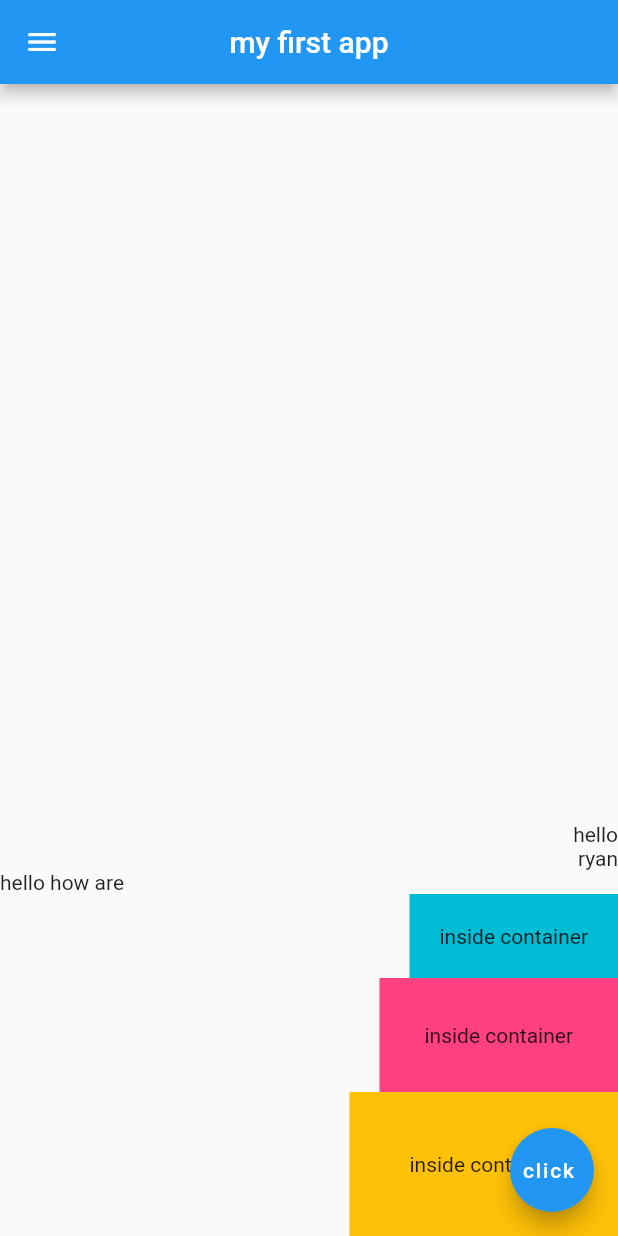
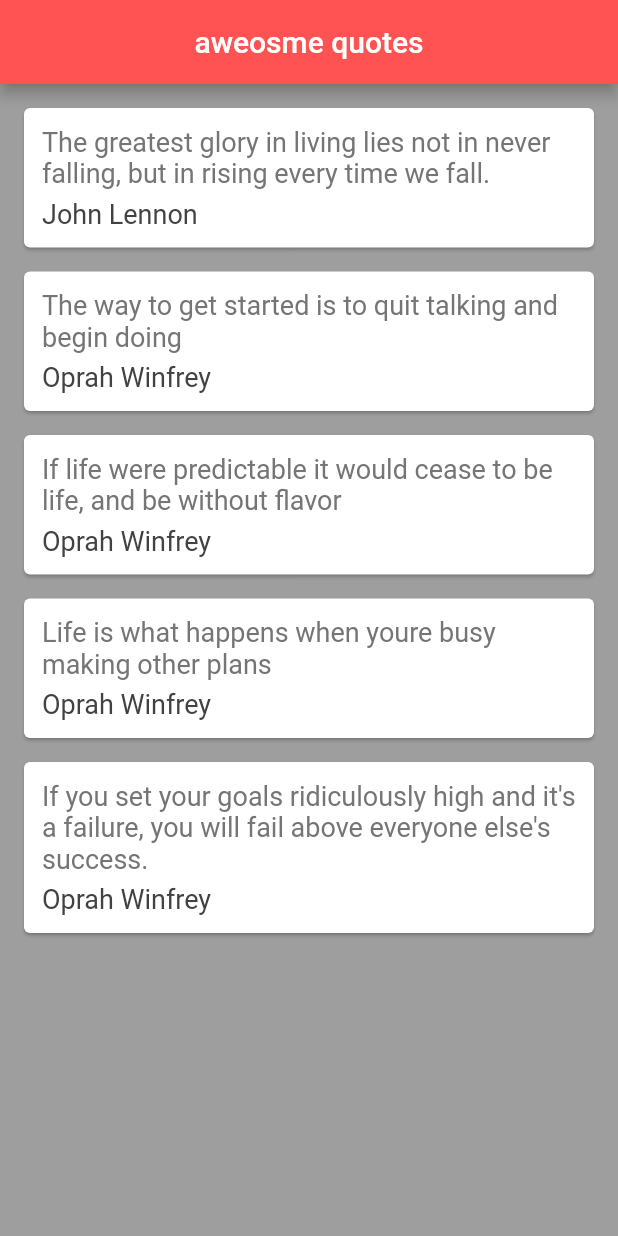
Before and after one commit to raheez/flutterbasics, a Flutter app: the screen it shows after launch, on a phone screen of 412 x 824 dp. Run offline on Flutter 3.47's test engine with Material 2 defaults, Android fonts, the phone set to English and light mode, and no system bars.

Commit message:
worked on list

```diff
--- a/lib/main.dart
+++ b/lib/main.dart
@@ -1,6 +1,76 @@
 import 'package:flutter/material.dart';
+import 'package:flutterbasics/choose_location.dart';
+import 'quote.dart';
 
-void main() => runApp(MaterialApp(home: Home()));
+void main() => runApp(MaterialApp
+  (
+    debugShowCheckedModeBanner: false,
+    home: QuoteList()));
+
+
+class QuoteList extends StatefulWidget{
+
+  @override
+  _QuoteListState createState() => _QuoteListState();
+}
+
+class _QuoteListState extends State<QuoteList>{
+
+  List<Quote> quotes = [
+    Quote(author: 'John Lennon', text: 'The greatest glory in living lies not in never falling, but in rising every time we fall. '),
+    Quote(author: 'Oprah Winfrey', text: 'The way to get started is to quit talking and begin doing'),
+    Quote(author: 'Oprah Winfrey', text: 'If life were predictable it would cease to be life, and be without flavor'),
+    Quote(author: 'Oprah Winfrey', text: 'Life is what happens when youre busy making other plans'),
+    Quote(author: 'Oprah Winfrey', text: 'If you set your goals ridiculously high and it\'s a failure, you will fail above everyone else\'s success.'),
+  ];
+
+  Widget quoteTemplate(quote){
+   return Card(
+     margin: EdgeInsets.fromLTRB(16.0, 16.0, 16.0, 0),
+     child: Padding(
+       padding: const EdgeInsets.all(12.0),
+       child: Column(
+         crossAxisAlignment: CrossAxisAlignment.stretch,
+         children: [
+           Text(
+             quote.text,
+             style: TextStyle(
+               fontSize: 18.0,
+               color: Colors.grey[600],
+             ),
+           ),
+           SizedBox(height: 6.0,),
+           Text(
+             quote.author,
+             style: TextStyle(
+               fontSize: 18.0,
+               color: Colors.grey[800],
+             ),
+           )
+         ],
+       ),
+     ),
+   );
+  }
+
+  @override
+  Widget build(BuildContext context) {
+
+    return Scaffold(
+      backgroundColor: Colors.grey,
+      appBar: AppBar(
+        title: Text('aweosme quotes'),
+        centerTitle: true,
+        backgroundColor: Colors.redAccent,
+      ),
+      body: Column(
+        // children: quotes.map((quote) => Text('${quote.text} - ${quote.author}')).toList(),
+        children: quotes.map((quote) => quoteTemplate(quote)).toList(),
+      ),
+    );
+  }
+}
+
 
 class Home extends StatelessWidget {
   @override
@@ -11,8 +81,8 @@ class Home extends StatelessWidget {
         centerTitle: true,
       ),
       body: Column(
-        mainAxisAlignment: MainAxisAlignment.end,
-        crossAxisAlignment: CrossAxisAlignment.end,
+        mainAxisAlignment: MainAxisAlignment.start,
+        crossAxisAlignment: CrossAxisAlignment.start,
         children: [
           Text('hello'),
           Text('ryan'),
@@ -38,8 +108,6 @@ class Home extends StatelessWidget {
             padding: EdgeInsets.all(40.0),
             child: Text('inside container'),
           ),
-
-
         ],
       ),
       drawer: Drawer(
--- /dev/null
+++ b/lib/quote.dart
@@ -0,0 +1,9 @@
+
+class Quote{
+
+  String text;
+  String author;
+
+  Quote({required this.text,required this.author});
+
+}
```
Also changed, not shown: lib/choose_location.dart (added, +54 -0 lines).
